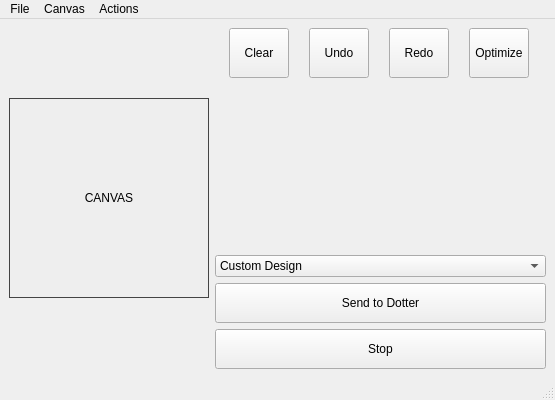
First picture: the form in mainwindow.ui, repository kForth/PeenerPlotter, before the edit.
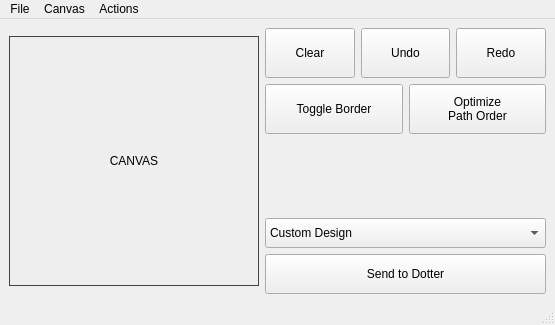
Second picture: the form after the edit.

The edit to the form file:
```diff
--- a/mainwindow.ui
+++ b/mainwindow.ui
@@ -7,11 +7,11 @@
     <x>0</x>
     <y>0</y>
     <width>555</width>
-    <height>400</height>
+    <height>325</height>
    </rect>
   </property>
   <property name="sizePolicy">
-   <sizepolicy hsizetype="Minimum" vsizetype="Minimum">
+   <sizepolicy hsizetype="Preferred" vsizetype="Preferred">
     <horstretch>0</horstretch>
     <verstretch>0</verstretch>
    </sizepolicy>
@@ -43,8 +43,8 @@
       </property>
       <property name="minimumSize">
        <size>
-        <width>200</width>
-        <height>200</height>
+        <width>250</width>
+        <height>250</height>
        </size>
       </property>
       <property name="maximumSize">
@@ -80,8 +80,8 @@
           </property>
           <property name="maximumSize">
            <size>
-            <width>60</width>
-            <height>50</height>
+            <width>16777215</width>
+            <height>16777215</height>
            </size>
           </property>
           <property name="text">
@@ -91,12 +91,18 @@
         </item>
         <item>
          <widget class="QPushButton" name="undoButton">
-          <property name="maximumSize">
+          <property name="minimumSize">
            <size>
             <width>60</width>
             <height>50</height>
            </size>
           </property>
+          <property name="maximumSize">
+           <size>
+            <width>16777215</width>
+            <height>16777215</height>
+           </size>
+          </property>
           <property name="sizeIncrement">
            <size>
             <width>60</width>
@@ -118,8 +124,8 @@
           </property>
           <property name="maximumSize">
            <size>
-            <width>60</width>
-            <height>50</height>
+            <width>16777215</width>
+            <height>16777215</height>
            </size>
           </property>
           <property name="text">
@@ -127,22 +133,52 @@
           </property>
          </widget>
         </item>
+       </layout>
+      </item>
+      <item>
+       <layout class="QHBoxLayout" name="horizontalLayout_3">
+        <property name="topMargin">
+         <number>0</number>
+        </property>
+        <item>
+         <widget class="QPushButton" name="drawBorderButton">
+          <property name="minimumSize">
+           <size>
+            <width>120</width>
+            <height>50</height>
+           </size>
+          </property>
+          <property name="text">
+           <string>Toggle Border</string>
+          </property>
+          <property name="checkable">
+           <bool>true</bool>
+          </property>
+         </widget>
+        </item>
         <item>
          <widget class="QPushButton" name="optimizeButton">
+          <property name="sizePolicy">
+           <sizepolicy hsizetype="Minimum" vsizetype="Fixed">
+            <horstretch>0</horstretch>
+            <verstretch>0</verstretch>
+           </sizepolicy>
+          </property>
           <property name="minimumSize">
            <size>
-            <width>60</width>
+            <width>100</width>
             <height>50</height>
            </size>
           </property>
           <property name="maximumSize">
            <size>
-            <width>60</width>
-            <height>50</height>
+            <width>16777215</width>
+            <height>16777215</height>
            </size>
           </property>
           <property name="text">
-           <string>Optimize</string>
+           <string>Optimize
+Path Order</string>
           </property>
          </widget>
         </item>
@@ -169,6 +205,12 @@
           <verstretch>0</verstretch>
          </sizepolicy>
         </property>
+        <property name="minimumSize">
+         <size>
+          <width>120</width>
+          <height>30</height>
+         </size>
+        </property>
         <property name="iconSize">
          <size>
           <width>200</width>
@@ -201,7 +243,7 @@
        <widget class="QPushButton" name="sendButton">
         <property name="minimumSize">
          <size>
-          <width>0</width>
+          <width>120</width>
           <height>40</height>
          </size>
         </property>
@@ -219,28 +261,6 @@
         </property>
        </widget>
       </item>
-      <item>
-       <widget class="QPushButton" name="stopButton">
-        <property name="minimumSize">
-         <size>
-          <width>0</width>
-          <height>40</height>
-         </size>
-        </property>
-        <property name="maximumSize">
-         <size>
-          <width>16777215</width>
-          <height>40</height>
-         </size>
-        </property>
-        <property name="styleSheet">
-         <string notr="true"/>
-        </property>
-        <property name="text">
-         <string>Stop</string>
-        </property>
-       </widget>
-      </item>
      </layout>
     </item>
    </layout>
```
Left out of the diff: 17 changed lines with no effect on the pictures.
